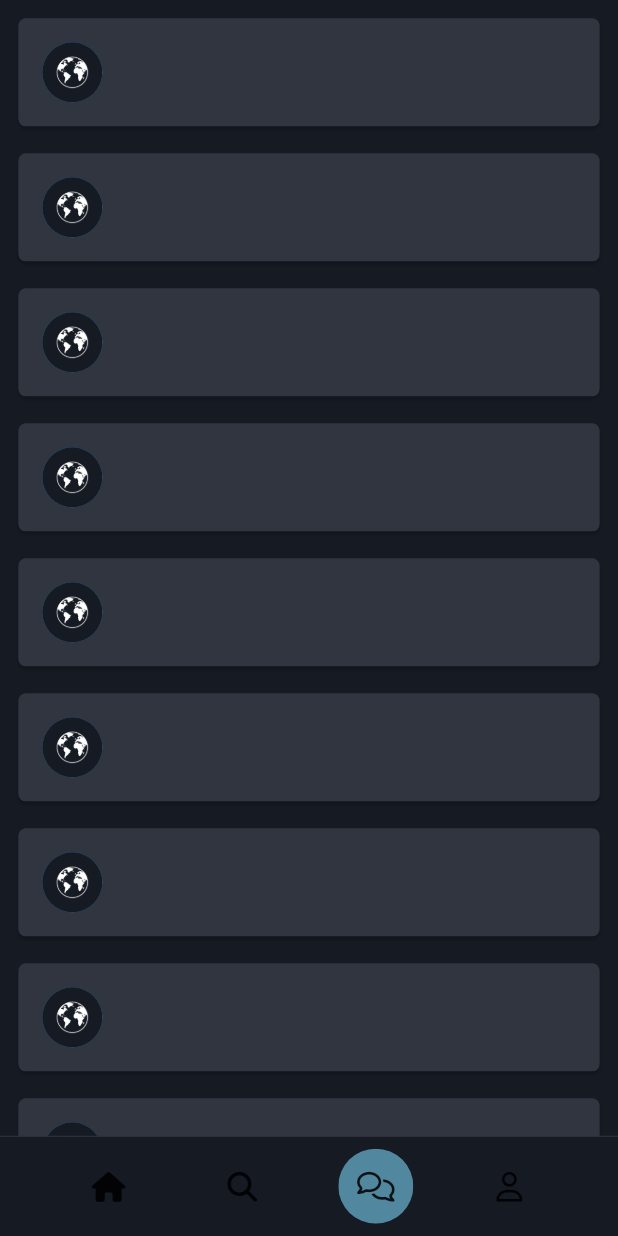
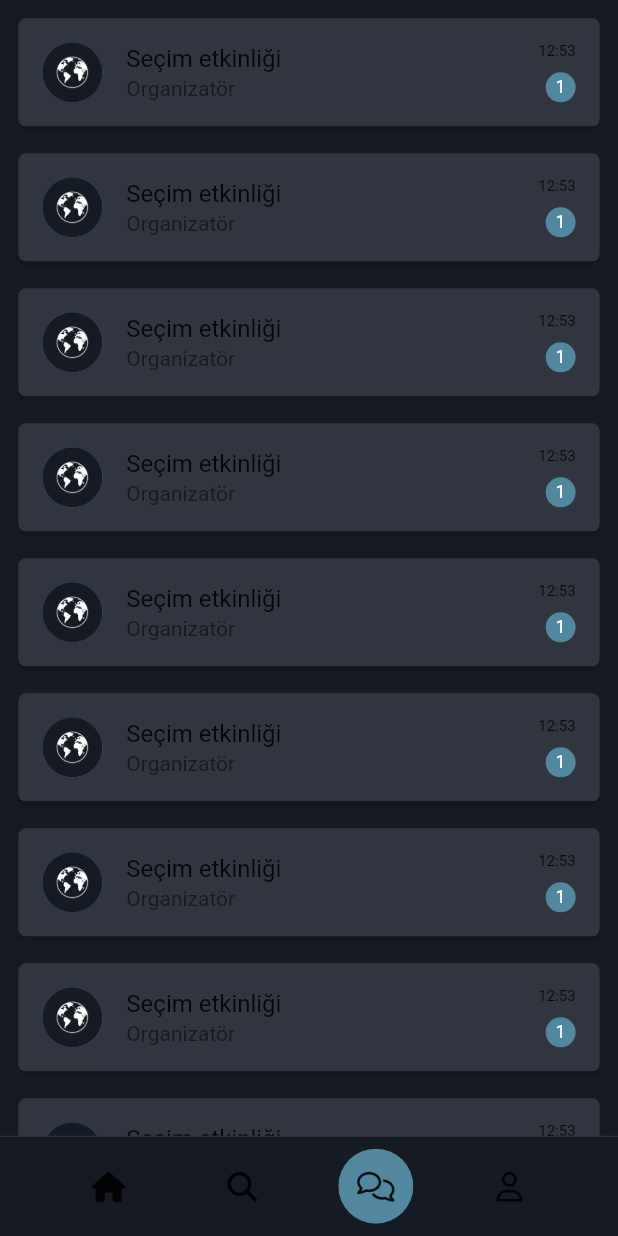
Before and after one commit to ilham-asgarli/flutter_ideosphere, a Flutter app: the MainView screen opened by its route, item 3 of the bottom bar chosen, on a phone screen of 412 x 824 dp. Run offline on Flutter 3.47's test engine with Material 2 defaults, Android fonts, the phone set to English and light mode, and no system bars; our stand-ins replace bloc, cached_network_image, connectivity_plus, device_preview, easy_localization, equatable and 14 more; missing offline and left inert: centered_singlechildscrollview; accounts and stored records are empty; network calls fail.

Commit message:
Initial commit

```diff
--- a/lib/presentation/features/main/features/chats/components/chats_item.dart
+++ b/lib/presentation/features/main/features/chats/components/chats_item.dart
@@ -28,31 +28,43 @@ class ChatsItem extends StatelessWidget {
         ),
         leading: buildProfilePhoto(),
         title: Text(
-          /*chatContactController?.fullName ??*/ "",
+          /*chatContactController?.fullName ??*/
+          "Seçim etkinliği",
           maxLines: 1,
           overflow: TextOverflow.ellipsis,
           softWrap: false,
         ),
         subtitle: Text(
-          /*chatContactController?.role ??*/ "",
+          /*chatContactController?.role ??*/
+          "Organizatör",
           maxLines: 1,
           overflow: TextOverflow.ellipsis,
           softWrap: false,
         ),
-        trailing: SizedBox(
-          width: 20,
-          child: (/*chatContactController?.unreadMessagesCount ??*/ 0) > 0
-              ? CircleAvatar(
-                  backgroundColor: Colors.green,
-                  child: Text(
-                    "${/*chatContactController?.unreadMessagesCount ??*/ 0}",
-                    style: const TextStyle(
-                      fontSize: 12,
-                      color: Colors.white,
-                    ),
+        trailing: Column(
+          mainAxisAlignment: MainAxisAlignment.spaceEvenly,
+          crossAxisAlignment: CrossAxisAlignment.end,
+          children: [
+            if (/*chatContactController?.unreadMessagesCount ??*/ 1 > 0) ...[
+              Text(
+                "12:53",
+                style: const TextStyle(
+                  fontSize: 10,
+                ),
+              ),
+              CircleAvatar(
+                radius: 10,
+                backgroundColor: AppColors.thirdColor,
+                child: Text(
+                  "${/*chatContactController?.unreadMessagesCount*/ 1}",
+                  style: const TextStyle(
+                    fontSize: 12,
+                    color: Colors.white,
                   ),
-                )
-              : const SizedBox(),
+                ),
+              ),
+            ],
+          ],
         ),
         onTap: () {
           RouterService.instance.pushNamed(
--- a/lib/utils/logic/config/router/config_router.dart
+++ b/lib/utils/logic/config/router/config_router.dart
@@ -2,6 +2,8 @@ import 'package:flutter/material.dart';
 import 'package:flutter_bloc/flutter_bloc.dart';
 
 import '../../../../presentation/features/main/features/chats/features/chat/views/chat_view.dart';
+import '../../../../presentation/features/main/features/event/views/event_view.dart';
+import '../../../../presentation/features/main/features/home/features/start-event/views/start_event_view.dart';
 import '../../../../presentation/features/main/state/cubit/main-nav-bar/main_nav_bar_cubit.dart';
 import '../../../../presentation/features/main/views/main_view.dart';
 import '../../../../presentation/features/not-found-navigation/views/not_found_navigation_view.dart';
@@ -35,6 +37,12 @@ class ConfigRouter extends RouterInterface {
       case RouterConstants.chat:
         widget = const ChatView();
         break;
+      case RouterConstants.startEvent:
+        widget = const StartEventView();
+        break;
+      case RouterConstants.event:
+        widget = const EventView();
+        break;
       default:
         //throw NavigateException<SettingsDynamicModel>(args.arguments);
         return normalNavigate(
--- a/lib/utils/logic/constants/router/router_constants.dart
+++ b/lib/utils/logic/constants/router/router_constants.dart
@@ -11,4 +11,6 @@ class RouterConstants {
 
   static const sign = "sign";
   static const chat = "chat";
+  static const event = "event";
+  static const startEvent = "startEvent";
 }
--- a/lib/utils/ui/constants/colors/app_colors.dart
+++ b/lib/utils/ui/constants/colors/app_colors.dart
@@ -1,13 +1,12 @@
 import 'package:flutter/material.dart';
-import 'package:hexcolor/hexcolor.dart';
 
 class AppColors {
-  static Color mainColor = HexColor("#151A23");
-  static Color mainColor1 = HexColor("#22272F");
-  static Color mainColor2 = HexColor("#30353F");
+  static const Color mainColor = Color(0xFF151A23);
+  static const Color mainColor1 = Color(0xFF22272F);
+  static const Color mainColor2 = Color(0xFF30353F);
 
   static Color secondColor = Colors.white;
-  static Color thirdColor = HexColor("#52889F");
+  static const Color thirdColor = Color(0xFF52889F);
 
   static const Color light = Colors.white;
   static Color dark = Colors.grey[850]!;
--- a/pubspec.yaml
+++ b/pubspec.yaml
@@ -51,7 +51,7 @@ dependencies:
   google_maps_flutter: ^2.2.5
   geolocator: ^9.0.2
   rive: ^0.10.4
-  dart_countries: ^3.0.3
+  drop_shadow: ^0.1.0
 
 dev_dependencies:
   flutter_test:
```
Also changed, not shown: lib/presentation/features/main/features/event/views/event_view.dart (added, +59 -0 lines), lib/presentation/features/main/features/home/components/event_card.dart (+22 -4 lines), lib/presentation/features/main/features/home/components/event_page_view.dart (+5 -3 lines), lib/presentation/features/main/features/home/features/start-event/views/start_event_view.dart (added, +14 -0 lines), lib/presentation/features/main/features/home/views/home_view.dart (+8 -2 lines).
